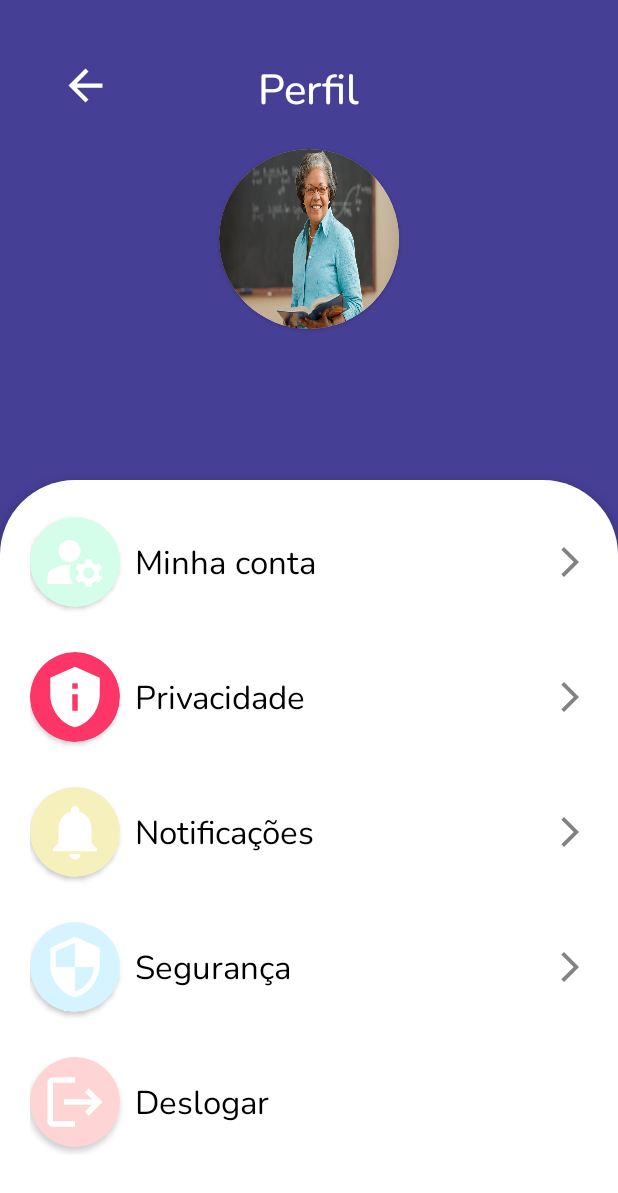
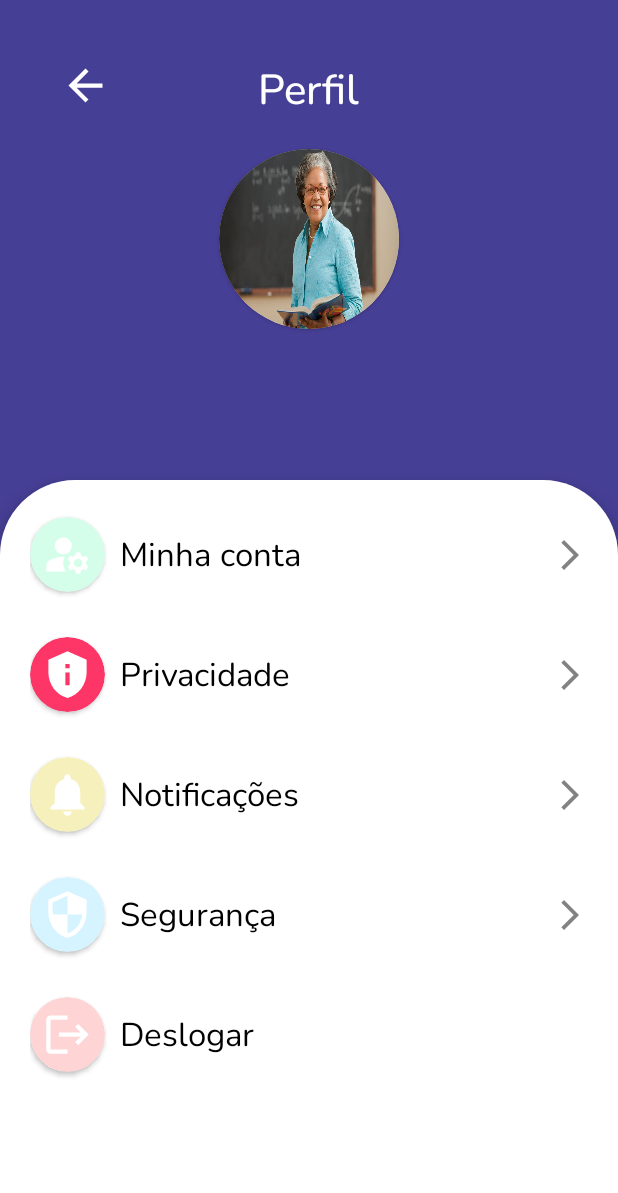
Before and after one commit to carlosalves77/ClassManager, an Android app: the layout activity_profile.xml on its own in the app's theme, with its tools: preview values and no code run, on a phone screen of 412 x 824 dp. Shown: the top 1193 px of the screen. Run offline under Robolectric (Android 15) with nearby library versions, the phone set to English and light mode, and no system bars.

Commit message:
feat: little changes in profile.

```diff
--- a/app/src/main/res/layout/activity_profile.xml
+++ b/app/src/main/res/layout/activity_profile.xml
@@ -103,21 +103,21 @@
 
         <LinearLayout
             android:layout_width="match_parent"
-            android:layout_height="70dp"
+            android:layout_height="60dp"
             android:layout_marginBottom="20dp"
             android:gravity="center_vertical"
             android:orientation="horizontal"
             tools:ignore="UselessParent">
 
             <androidx.cardview.widget.CardView
-                android:layout_width="60dp"
-                android:layout_height="60dp"
+                android:layout_width="50dp"
+                android:layout_height="50dp"
                 android:backgroundTint="@color/greenClean"
-                app:cardCornerRadius="30dp">
+                app:cardCornerRadius="25dp">
 
                 <ImageView
-                    android:layout_width="44dp"
-                    android:layout_height="44dp"
+                    android:layout_width="34dp"
+                    android:layout_height="34dp"
                     android:layout_gravity="center"
                     android:contentDescription="@string/ic_account"
                     android:scaleType="fitEnd"
@@ -154,21 +154,21 @@
 
         <LinearLayout
             android:layout_width="match_parent"
-            android:layout_height="70dp"
+            android:layout_height="60dp"
             android:layout_marginBottom="20dp"
             android:gravity="center_vertical"
             android:orientation="horizontal"
             tools:ignore="UselessParent">
 
             <androidx.cardview.widget.CardView
-                android:layout_width="60dp"
-                android:layout_height="60dp"
+                android:layout_width="50dp"
+                android:layout_height="50dp"
                 android:backgroundTint="@color/purple"
-                app:cardCornerRadius="30dp">
+                app:cardCornerRadius="25dp">
 
                 <ImageView
-                    android:layout_width="44dp"
-                    android:layout_height="44dp"
+                    android:layout_width="34dp"
+                    android:layout_height="34dp"
                     android:layout_gravity="center"
                     android:contentDescription="@string/ic_account"
                     android:scaleType="fitEnd"
@@ -205,21 +205,21 @@
 
         <LinearLayout
             android:layout_width="match_parent"
-            android:layout_height="70dp"
+            android:layout_height="60dp"
             android:layout_marginBottom="20dp"
             android:gravity="center_vertical"
             android:orientation="horizontal"
             tools:ignore="UselessParent">
 
             <androidx.cardview.widget.CardView
-                android:layout_width="60dp"
-                android:layout_height="60dp"
+                android:layout_width="50dp"
+                android:layout_height="50dp"
                 android:backgroundTint="@color/yellowClean"
-                app:cardCornerRadius="30dp">
+                app:cardCornerRadius="25dp">
 
                 <ImageView
-                    android:layout_width="44dp"
-                    android:layout_height="44dp"
+                    android:layout_width="34dp"
+                    android:layout_height="34dp"
                     android:layout_gravity="center"
                     android:contentDescription="@string/notification_icon"
                     android:scaleType="fitEnd"
@@ -256,21 +256,21 @@
 
         <LinearLayout
             android:layout_width="match_parent"
-            android:layout_height="70dp"
+            android:layout_height="60dp"
             android:layout_marginBottom="20dp"
             android:gravity="center_vertical"
             android:orientation="horizontal"
             tools:ignore="UselessParent">
 
             <androidx.cardview.widget.CardView
-                android:layout_width="60dp"
-                android:layout_height="60dp"
+                android:layout_width="50dp"
+                android:layout_height="50dp"
                 android:backgroundTint="@color/blueClean"
-                app:cardCornerRadius="30dp">
+                app:cardCornerRadius="25dp">
 
                 <ImageView
-                    android:layout_width="44dp"
-                    android:layout_height="44dp"
+                    android:layout_width="34dp"
+                    android:layout_height="34dp"
                     android:layout_gravity="center"
                     android:contentDescription="@string/ic_security"
                     android:scaleType="fitEnd"
@@ -308,20 +308,20 @@
         <LinearLayout
             android:id="@+id/SignOutBtn"
             android:layout_width="match_parent"
-            android:layout_height="70dp"
+            android:layout_height="60dp"
             android:gravity="center_vertical"
             android:orientation="horizontal"
             tools:ignore="UselessParent">
 
             <androidx.cardview.widget.CardView
-                android:layout_width="60dp"
-                android:layout_height="60dp"
+                android:layout_width="50dp"
+                android:layout_height="50dp"
                 android:backgroundTint="@color/pinkClean"
-                app:cardCornerRadius="30dp">
+                app:cardCornerRadius="25dp">
 
                 <ImageView
-                    android:layout_width="44dp"
-                    android:layout_height="44dp"
+                    android:layout_width="34dp"
+                    android:layout_height="34dp"
                     android:layout_gravity="center"
                     android:contentDescription="@string/ic_account"
                     android:scaleType="fitEnd"
--- a/app/src/main/res/layout/noticeboard_row.xml
+++ b/app/src/main/res/layout/noticeboard_row.xml
@@ -54,8 +54,8 @@
                     android:contentDescription="@string/ic_security"
                     android:src="@drawable/ic_arrow"
                     android:layout_gravity="end"
-                    android:scaleX="1.5"
-                    android:scaleY="1.5"
+                    android:scaleX="1"
+                    android:scaleY="1"
                     />
 
             </LinearLayout>
```
